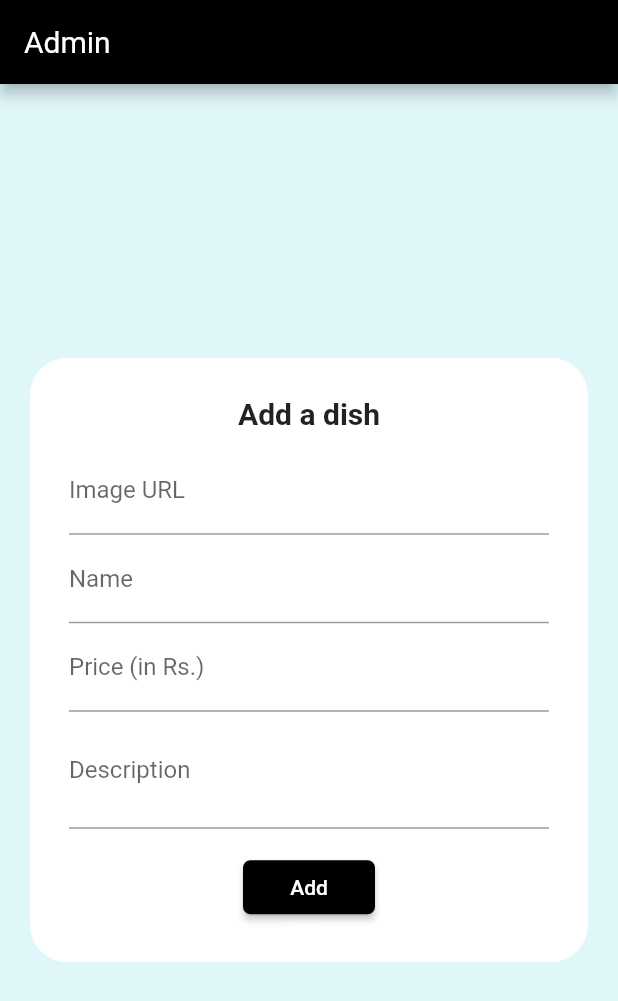
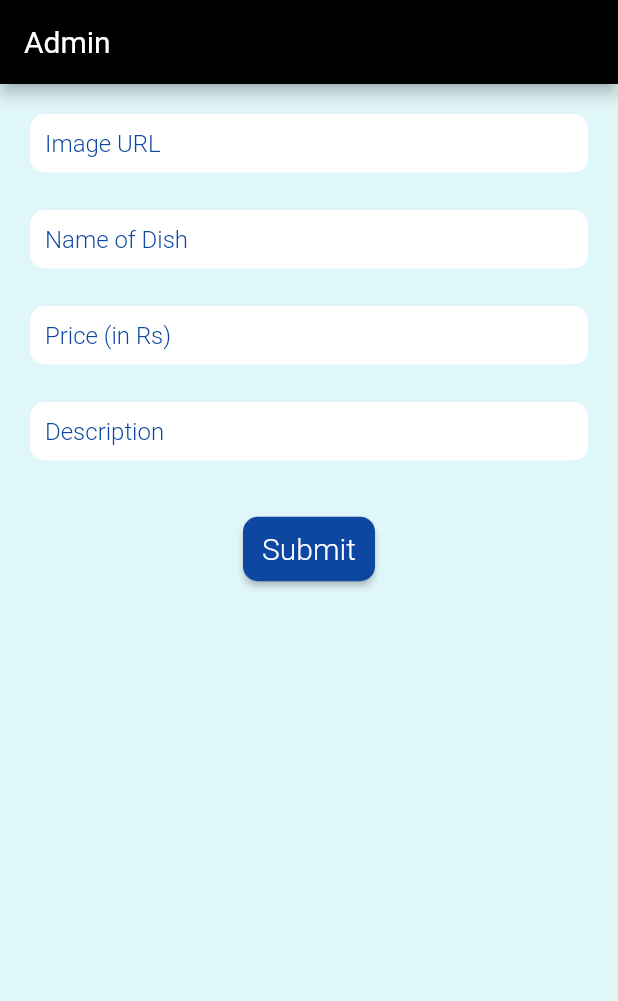
Before and after one commit to shaurya127/canteenmnit, a Flutter app: the AdminScreen screen opened directly, on a phone screen of 412 x 824 dp. Shown: the top 1001 px of the screen. Run offline on Flutter 3.47's test engine with Material 2 defaults, Android fonts, the phone set to English and light mode, and no system bars; our stand-ins replace cloud_firestore; accounts and stored records are empty.

Commit message:
admin page ui enhanced

```diff
--- a/lib/screens/admin_page.dart
+++ b/lib/screens/admin_page.dart
@@ -45,6 +45,7 @@ class _AdminScreenState extends State<AdminScreen> {
   }
 
   Future<void> _submitForm() async {
+    SystemChannels.textInput.invokeMethod('TextInput.hide');
     setState(() {
       _isLoading = true;
     });
@@ -56,10 +57,45 @@ class _AdminScreenState extends State<AdminScreen> {
         'price': _price,
         'description': _desc,
       });
+      print({
+        'img': _img,
+        'name': _name,
+        'price': _price,
+        'description': _desc,
+      });
     }
     setState(() {
       _isLoading = false;
     });
+  }
+
+  Container getFormInput(
+    String hintText,
+    TextInputType inputType,
+    Function validator,
+    Function onSaved,
+  ) {
+    return Container(
+      padding: EdgeInsets.all(10),
+      decoration: BoxDecoration(
+        borderRadius: BorderRadius.circular(10),
+        color: Colors.white,
+      ),
+      margin: EdgeInsets.only(left: 20, right: 20, top: 20, bottom: 5),
+      child: TextFormField(
+        decoration: InputDecoration.collapsed(
+          hintText: hintText,
+          hintStyle: TextStyle(
+            color: Colors.blue[900],
+            fontWeight: FontWeight.w300,
+          ),
+        ),
+        keyboardType: inputType,
+        style: TextStyle(color: Colors.pink[900]),
+        validator: (val) => validator(val),
+        onSaved: (val) => onSaved(val),
+      ),
+    );
   }
 
   @override
@@ -68,72 +104,106 @@ class _AdminScreenState extends State<AdminScreen> {
       appBar: AppBar(
         title: Text("Admin"),
       ),
-      body: Center(
+      body: SingleChildScrollView(
         child: Container(
-          decoration: BoxDecoration(
-            color: Colors.white,
-            borderRadius: BorderRadius.circular(25),
-          ),
-          margin: EdgeInsets.all(20),
-          child: SingleChildScrollView(
-            child: Padding(
-              padding: EdgeInsets.all(16),
-              child: Container(
-                padding: EdgeInsets.all(10),
-                child: Form(
-                  key: _formKey,
-                  child: Column(
-                    children: [
-                      Text(
-                        "Add a dish",
-                        style: TextStyle(
-                          fontSize: 20,
-                          fontWeight: FontWeight.bold,
-                        ),
-                      ),
-                      SizedBox(height: 10),
-                      TextFormField(
-                        key: ValueKey("img"),
-                        decoration: InputDecoration(labelText: "Image URL"),
-                        validator: (val) => _validateImg(val!),
-                        onSaved: (val) => _img = val!,
-                      ),
-                      TextFormField(
-                        key: ValueKey("name"),
-                        decoration: InputDecoration(labelText: "Name"),
-                        textCapitalization: TextCapitalization.words,
-                        validator: (val) => _validateName(val!),
-                        onSaved: (val) => _name = val!,
-                      ),
-                      TextFormField(
-                        key: ValueKey("price"),
-                        decoration:
-                            InputDecoration(labelText: "Price (in Rs.)"),
-                        keyboardType: TextInputType.number,
-                        validator: (val) => _validatePrice(val!),
-                        onSaved: (val) => _price = val!,
-                      ),
-                      TextFormField(
-                        key: ValueKey("desc"),
-                        decoration: InputDecoration(labelText: "Description"),
-                        textCapitalization: TextCapitalization.sentences,
-                        keyboardType: TextInputType.multiline,
-                        maxLines: 2,
-                        validator: (val) => _validateDesc(val!),
-                        onSaved: (val) => _desc = val!,
-                      ),
-                      SizedBox(height: 15),
-                      _isLoading
-                          ? Center(child: CircularProgressIndicator())
-                          : RaisedButton(
-                              child: Text("Add"),
-                              onPressed: _submitForm,
-                            ),
-                    ],
+          child: Form(
+            key: _formKey,
+            child: Column(
+              children: <Widget>[
+                getFormInput(
+                  "Image URL",
+                  TextInputType.url,
+                  _validateImg,
+                  (val) => {_img = val},
+                ),
+                getFormInput(
+                  "Name of Dish",
+                  TextInputType.name,
+                  _validateName,
+                  (val) => {_name = val},
+                ),
+                getFormInput(
+                  "Price (in Rs)",
+                  TextInputType.number,
+                  _validatePrice,
+                  (val) => {_price = val},
+                ),
+                getFormInput(
+                  "Description",
+                  TextInputType.text,
+                  _validateDesc,
+                  (val) => {_desc = val},
+                ),
+                SizedBox(
+                  height: 30,
+                ),
+                ButtonTheme(
+                  // minWidth: deviceSize.width * 0.85,
+                  buttonColor: Colors.blue[900],
+                  padding: EdgeInsets.all(10),
+                  child: RaisedButton(
+                    shape: RoundedRectangleBorder(
+                        borderRadius: BorderRadius.circular(10)),
+                    textColor: Colors.white,
+                    onPressed: _submitForm,
+                    child: Text(
+                      'Submit',
+                      style:
+                          TextStyle(fontSize: 20, fontWeight: FontWeight.w300),
+                    ),
                   ),
                 ),
-              ),
+              ],
             ),
+            // child: Column(
+            //   children: [
+            //     Text(
+            //       "Add a dish",
+            //       style: TextStyle(
+            //         fontSize: 20,
+            //         fontWeight: FontWeight.bold,
+            //       ),
+            //     ),
+            //     SizedBox(height: 10),
+            //     TextFormField(
+            //       key: ValueKey("img"),
+            //       decoration: InputDecoration(labelText: "Image URL"),
+            //       validator: (val) => _validateImg(val!),
+            //       onSaved: (val) => _img = val!,
+            //     ),
+            //     TextFormField(
+            //       key: ValueKey("name"),
+            //       decoration: InputDecoration(labelText: "Name"),
+            //       textCapitalization: TextCapitalization.words,
+            //       validator: (val) => _validateName(val!),
+            //       onSaved: (val) => _name = val!,
+            //     ),
+            //     TextFormField(
+            //       key: ValueKey("price"),
+            //       decoration:
+            //           InputDecoration(labelText: "Price (in Rs.)"),
+            //       keyboardType: TextInputType.number,
+            //       validator: (val) => _validatePrice(val!),
+            //       onSaved: (val) => _price = val!,
+            //     ),
+            //     TextFormField(
+            //       key: ValueKey("desc"),
+            //       decoration: InputDecoration(labelText: "Description"),
+            //       textCapitalization: TextCapitalization.sentences,
+            //       keyboardType: TextInputType.multiline,
+            //       maxLines: 2,
+            //       validator: (val) => _validateDesc(val!),
+            //       onSaved: (val) => _desc = val!,
+            //     ),
+            //     SizedBox(height: 15),
+            //     _isLoading
+            //         ? Center(child: CircularProgressIndicator())
+            //         : RaisedButton(
+            //             child: Text("Add"),
+            //             onPressed: _submitForm,
+            //           ),
+            //   ],
+            // ),
           ),
         ),
       ),
```
